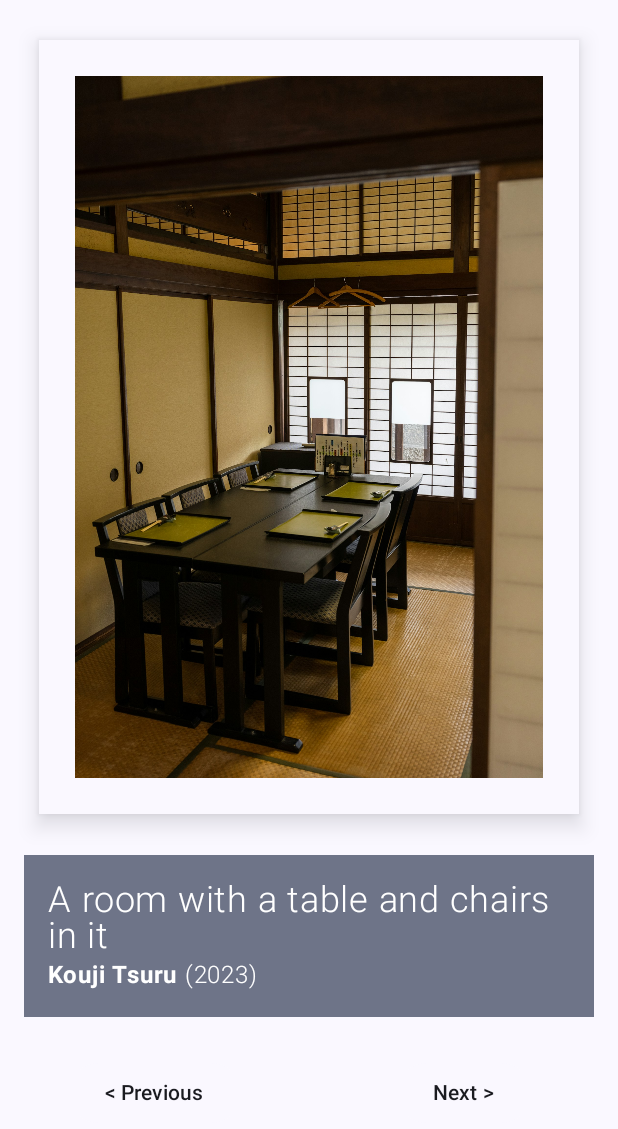
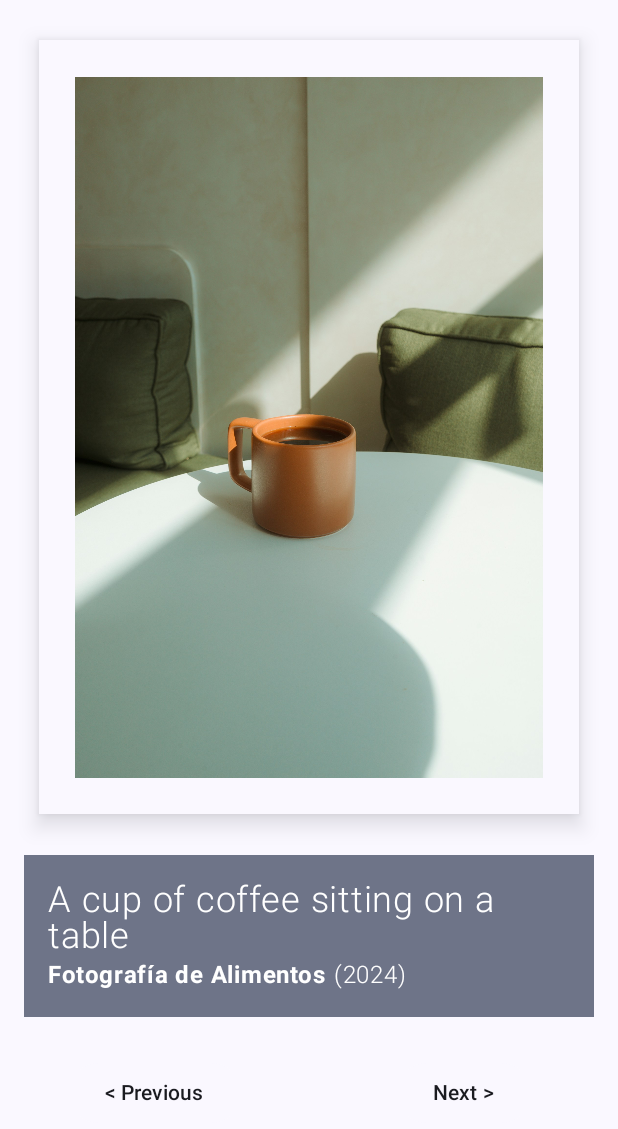
Before and after one commit to Kintaro-Oe/GalleryApp, an Android app built with Jetpack Compose: the screen it shows after launch (MainActivity), after a tap on an icon or button, on a phone screen of 412 x 824 dp, the part 107-1236 px from its top. Run offline under Robolectric (Android 15) with nearby library versions, the phone set to English and light mode, and no system bars; 1 other tap on this screen came first.

Commit message:
Improve navigation logic
- navigation can now loop through all items continuosly
- increase number of artworks

```diff
--- a/app/src/main/java/com/kintaro/gallery/MainActivity.kt
+++ b/app/src/main/java/com/kintaro/gallery/MainActivity.kt
@@ -61,6 +61,12 @@ data class ArtworkIds(
 
 val artworks = listOf(
     ArtworkIds(
+        imageResourceID = R.drawable.artwork_0,
+        titleResourceID = R.string.artwork_0_title,
+        artistResourceID = R.string.artwork_0_artist,
+        yearResourceID = R.string.artwork_0_year,
+    ),
+    ArtworkIds(
         imageResourceID = R.drawable.artwork_1,
         titleResourceID = R.string.artwork_1_title,
         artistResourceID = R.string.artwork_1_artist,
@@ -71,6 +77,12 @@ val artworks = listOf(
         titleResourceID = R.string.artwork_2_title,
         artistResourceID = R.string.artwork_2_artist,
         yearResourceID = R.string.artwork_2_year,
+    ),
+    ArtworkIds(
+        imageResourceID = R.drawable.artwork_3,
+        titleResourceID = R.string.artwork_3_title,
+        artistResourceID = R.string.artwork_3_artist,
+        yearResourceID = R.string.artwork_3_year,
     )
 )
 
@@ -109,8 +121,12 @@ fun GalleryApp(artworks: List<ArtworkIds>, modifier: Modifier = Modifier) {
                 )
             }
             NavigateFooter(
-                onPreviousClick = { index = 0},
-                onNextClick = { index = 1},
+                onPreviousClick = {
+                    if (index > 0) index-- else index = artworks.size-1
+                                  },
+                onNextClick = {
+                    if (index < artworks.size-1) index++ else index = 0
+                              },
                 Modifier.fillMaxWidth())
         }
     }
--- a/app/src/main/res/values/strings.xml
+++ b/app/src/main/res/values/strings.xml
@@ -3,10 +3,16 @@
     <string name="previous">&lt;  Previous</string>
     <string name="next">Next  &gt;</string>
     <string name="header">Gallery Montrei</string>
-    <string name="artwork_1_title">A cup of coffee sitting on a table</string>
-    <string name="artwork_1_artist">Fotografía de Alimentos</string>
-    <string name="artwork_1_year">2024</string>
-    <string name="artwork_2_title">A room with a table and chairs in it</string>
-    <string name="artwork_2_artist">Kouji Tsuru</string>
-    <string name="artwork_2_year">2023</string>
+    <string name="artwork_0_title">A cup of coffee sitting on a table</string>
+    <string name="artwork_0_artist">Fotografía de Alimentos</string>
+    <string name="artwork_0_year">2024</string>
+    <string name="artwork_1_title">A room with a table and chairs in it</string>
+    <string name="artwork_1_artist">Kouji Tsuru</string>
+    <string name="artwork_1_year">2023</string>
+    <string name="artwork_2_title">green potted plant on brown wooden table</string>
+    <string name="artwork_2_artist">Kate Darmody</string>
+    <string name="artwork_2_year">2021</string>
+    <string name="artwork_3_title">a living room filled with furniture and a painting on the walle</string>
+    <string name="artwork_3_artist">Afif Ramdhasuma</string>
+    <string name="artwork_3_year">2022</string>
 </resources>
```
Also changed, not shown: app/src/main/res/drawable/artwork_0.jpg (added), app/src/main/res/drawable/artwork_1.jpg, app/src/main/res/drawable/artwork_2.jpg, app/src/main/res/drawable/artwork_3.jpg (added).
